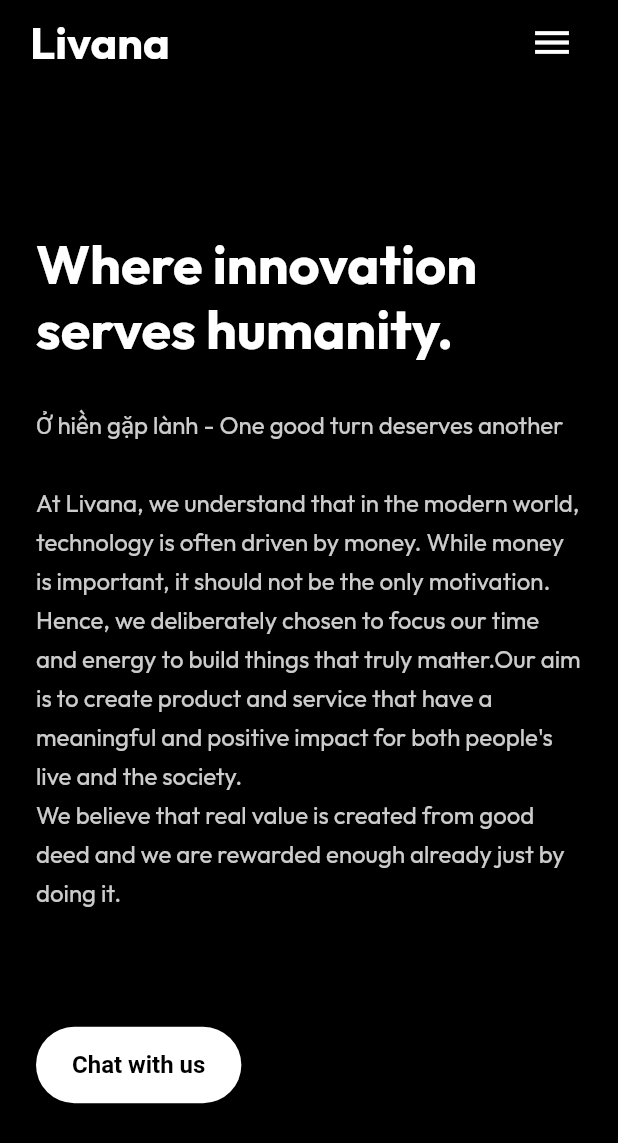
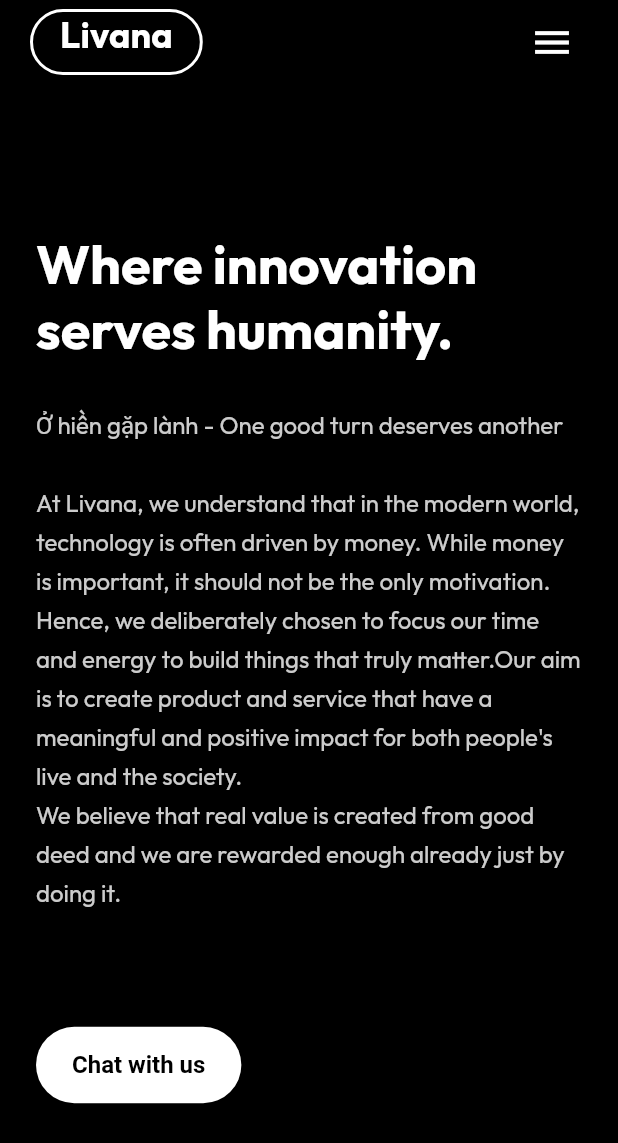
Before and after one commit to nhuquan/livana-home, a Flutter app: the screen it shows after launch, on a phone screen of 412 x 824 dp. Shown: the top 1143 px of the screen. Run offline on Flutter 3.47's test engine with Material 3 defaults, Android fonts, the phone set to English and light mode, and no system bars; our stand-ins replace google_fonts, supabase_flutter; accounts and stored records are empty.

Commit message:
fix the app bar button

```diff
--- a/lib/main.dart
+++ b/lib/main.dart
@@ -150,10 +150,29 @@ class ResponsiveAppBar extends StatelessWidget implements PreferredSizeWidget {
         backgroundColor: kBackgroundColor,
         elevation: 0,
         titleSpacing: isDesktop ? 40 : 20,
-        title: Text(
-          'Livana',
-          style: TextStyle(
-              fontSize: 30, fontWeight: FontWeight.bold, color: kTextColor),
+        title: OutlinedButton(
+          style: OutlinedButton.styleFrom(
+            // foregroundColor: Colors.deepPurple, // For text and icon color (if not set in Text widget)
+            side: BorderSide(
+              color: Colors.white, // Your custom border color
+              width: 2.0, // Adjust border width
+            ),
+            shape: RoundedRectangleBorder(
+              borderRadius: BorderRadius.circular(25.0), // Adjust corner radius
+            ),
+            padding: EdgeInsets.only(top: 0, right: 20, bottom: 10, left: 20),
+            // padding: EdgeInsets.only(bottom: 10, left: 20, right: 20),
+            // You can also set minimumSize, backgroundColor (for fill), etc.
+            // backgroundColor: Colors.deepPurple.withOpacity(0.1), // Optional: subtle background
+          ),
+          onPressed: () {
+            Navigator.pushNamed(context, '/');
+          },
+          child: Text('Livana',
+              style: TextStyle(
+                  fontSize: 24,
+                  fontWeight: FontWeight.bold,
+                  color: kTextColor)),
         ),
         actions: isDesktop
             ? <Widget>[
```
Also changed, not shown: 4 other files.
